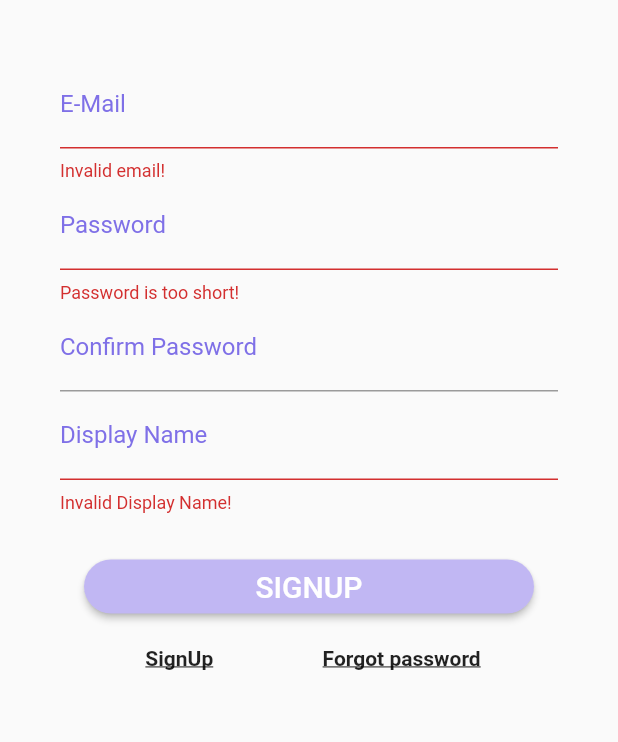
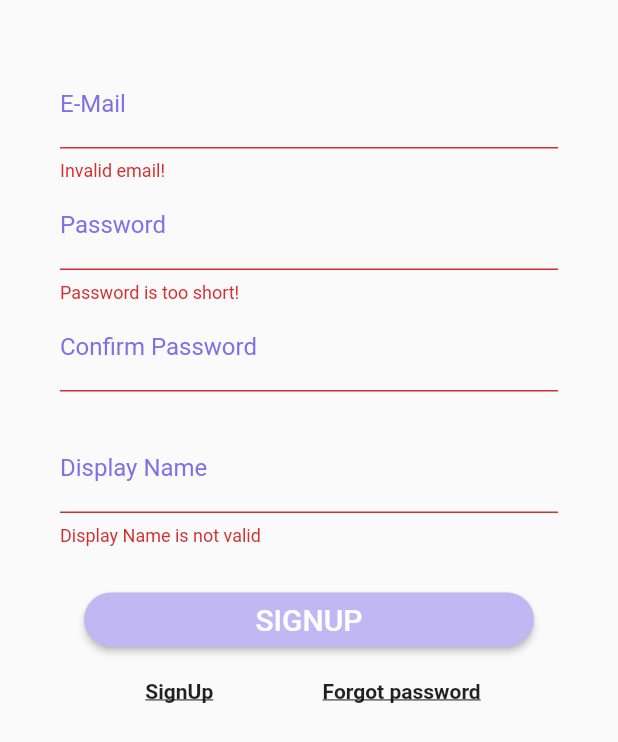
Before and after one commit to ItaiZeilig/Diabetes_App, a Flutter app: the screen it shows after launch, after a tap on "LOGIN", after a tap on "SignUp", after a tap on "SIGNUP", on a phone screen of 412 x 824 dp. Shown: the top 742 px of the screen. Run offline on Flutter 3.47's test engine with Material 2 defaults, Android fonts, the light colour scheme and no system bars; our stand-ins replace cloud_firestore, firebase_auth; accounts and stored records are empty.

Commit message:
Fixed the return on the login screen when submit a new user

```diff
--- a/lib/screens/login_screen.dart
+++ b/lib/screens/login_screen.dart
@@ -158,11 +158,7 @@ class _LoginScreenState extends State<LoginScreen>
                                     labelText: 'Confirm Password'),
                                 obscureText: true,
                                 validator: _authMode == AuthMode.Signup
-                                    ? (value) {
-                                  if (value != _passwordController.text) {
-                                    return 'Passwords do not match!';
-                                  }
-                                }
+                                    ? (value) => value != _passwordController.text ? 'Passwords not match' : ''
                                     : null,
                               ),
                               TextFormField(
@@ -174,11 +170,7 @@ class _LoginScreenState extends State<LoginScreen>
                                   labelText: 'Display Name',
                                 ),
                                 keyboardType: TextInputType.emailAddress,
-                                validator: (value) {
-                                  if (value.isEmpty ) {
-                                    return 'Invalid Display Name!';
-                                  }
-                                },
+                                validator: (value) => value.isEmpty ? 'Display Name is not valid' : null,
                                 onSaved: (value) {
                                   _authData['name'] = value;
                                 },
```
